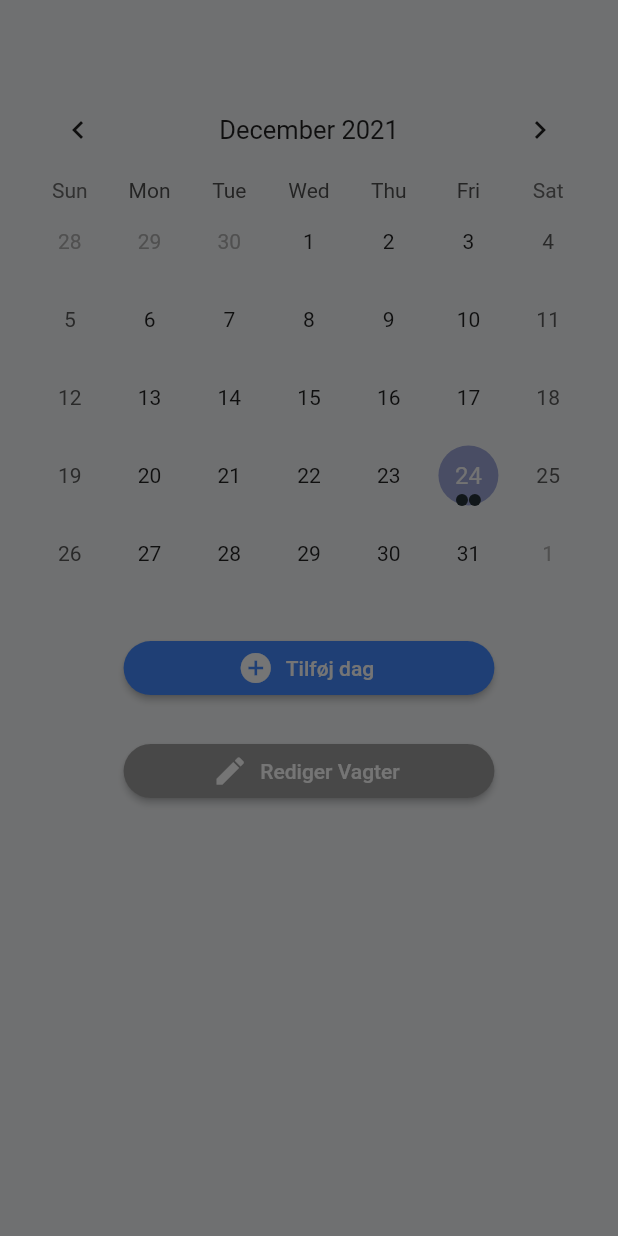
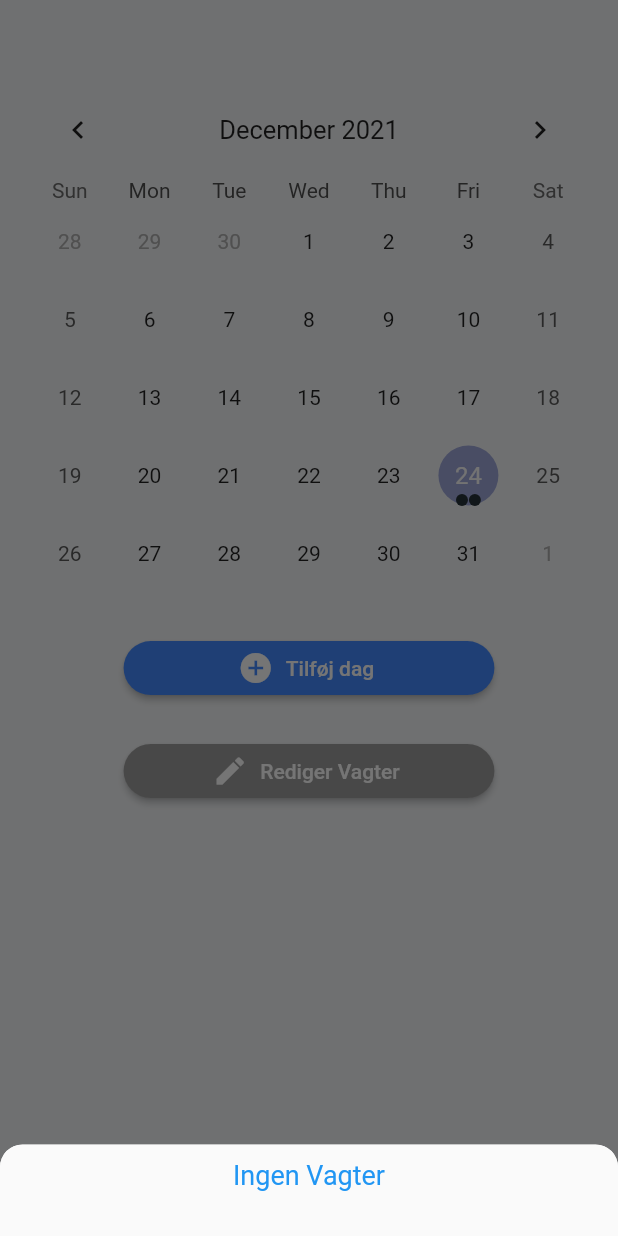
Before and after one commit to ammarOdin/odinvikar, a Flutter app: the OwnDaysScreen widget shown alone on an empty page, opened directly, after a tap on "Rediger Vagter", on a phone screen of 412 x 824 dp. Run offline on Flutter 3.47's test engine with Material 2 defaults, Android fonts, the phone set to English and light mode, and no system bars; drawn by our look-alikes of sliding_sheet, table_calendar; our stand-ins replace cloud_firestore, firebase_core; accounts and stored records are empty.

```diff
--- a/lib/main_screens/own_days.dart
+++ b/lib/main_screens/own_days.dart
@@ -184,6 +184,14 @@ class _State extends State<OwnDaysScreen> {
             builder: (BuildContext context, AsyncSnapshot<QuerySnapshot> snapshot){
               if (!snapshot.hasData){
                 return const Center(child: CircularProgressIndicator(),);
+              } else if (snapshot.data!.docs.isEmpty){
+                return Container(
+                  padding: const EdgeInsets.only(top: 10, bottom: 30),
+                  child: const Center(child: Text(
+                    "Ingen Vagter",
+                    style: TextStyle(color: Colors.blue, fontSize: 18),
+                  ),),
+                );
               }
                 return Column(
                 children: snapshot.data!.docs.map((document){
```
